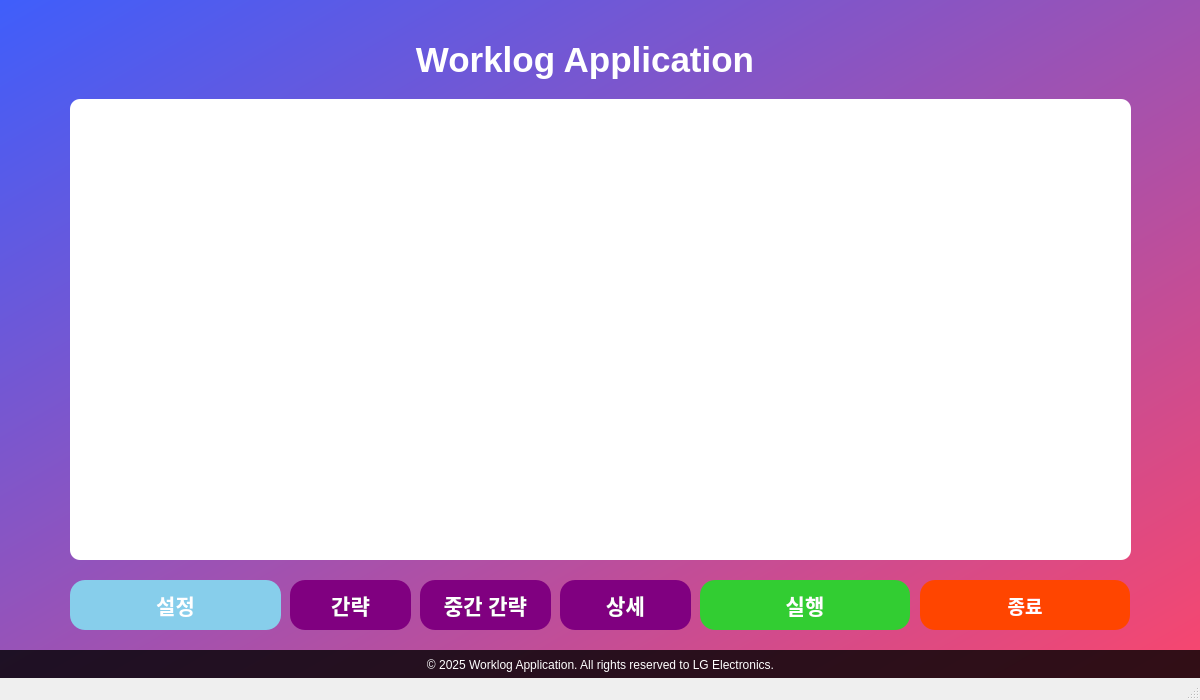
Before: the Qt Designer form worklog.ui in nakkasoft/das-worklog, drawn with Qt 5.
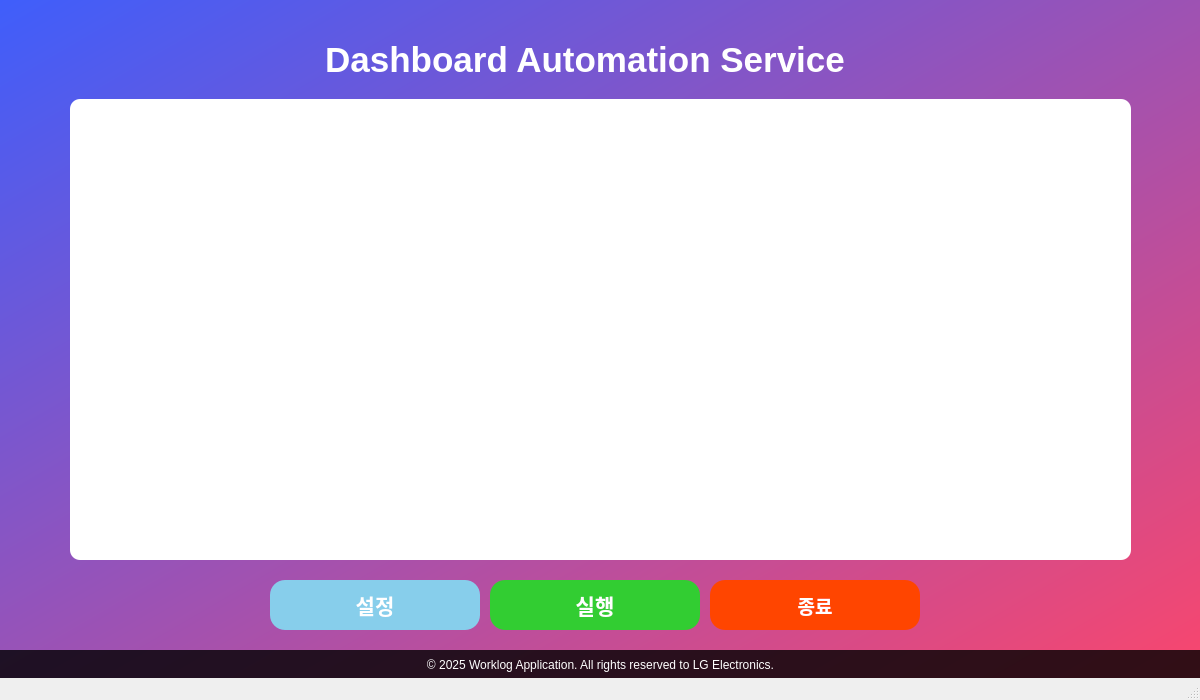
After: the same form once the commit is applied. Icons and pictures are not drawn.

What changed in the file:
```diff
--- a/worklog.ui
+++ b/worklog.ui
@@ -81,7 +81,7 @@
      <string notr="true">color: white;</string>
     </property>
     <property name="text">
-     <string>Worklog Application</string>
+     <string>Dashboard Automation Service</string>
     </property>
     <property name="alignment">
      <set>Qt::AlignCenter</set>
@@ -162,7 +162,7 @@
    <widget class="QPushButton" name="pushButton">
     <property name="geometry">
      <rect>
-      <x>700</x>
+      <x>490</x>
       <y>580</y>
       <width>210</width>
       <height>50</height>
@@ -200,7 +200,7 @@
    <widget class="QPushButton" name="closeButton">
     <property name="geometry">
      <rect>
-      <x>920</x>
+      <x>710</x>
       <y>580</y>
       <width>210</width>
       <height>50</height>
@@ -238,9 +238,9 @@
    <widget class="QPushButton" name="pushButton_3">
     <property name="geometry">
      <rect>
-      <x>70</x>
+      <x>270</x>
       <y>580</y>
-      <width>211</width>
+      <width>210</width>
       <height>50</height>
      </rect>
     </property>
@@ -298,120 +298,6 @@
      <set>Qt::AlignCenter</set>
     </property>
    </widget>
-   <widget class="QPushButton" name="pushButton_4">
-    <property name="geometry">
-     <rect>
-      <x>290</x>
-      <y>580</y>
-      <width>121</width>
-      <height>50</height>
-     </rect>
-    </property>
-    <property name="font">
-     <font>
-      <family>Arial</family>
-      <pointsize>16</pointsize>
-      <weight>75</weight>
-      <bold>true</bold>
-     </font>
-    </property>
-    <property name="styleSheet">
-     <string notr="true">
-       QPushButton {
-        border: none;
-        background-color: #800080; /* Purple background */
-        border-radius: 15px;
-        color: white;
-        font-weight: bold;
-       }
-       QPushButton:hover {
-         background-color: #9932CC; /* Darker purple on hover */
-       }
-       QPushButton:pressed {
-         background-color: #4B0082; /* Even darker purple on press */
-       }
-     </string>
-    </property>
-    <property name="text">
-     <string>간략</string>
-    </property>
-   </widget>
-   <widget class="QPushButton" name="pushButton_5">
-    <property name="geometry">
-     <rect>
-      <x>420</x>
-      <y>580</y>
-      <width>131</width>
-      <height>50</height>
-     </rect>
-    </property>
-    <property name="font">
-     <font>
-      <family>Arial</family>
-      <pointsize>16</pointsize>
-      <weight>75</weight>
-      <bold>true</bold>
-     </font>
-    </property>
-    <property name="styleSheet">
-     <string notr="true">
-       QPushButton {
-        border: none;
-        background-color: #800080; /* Purple background */
-        border-radius: 15px;
-        color: white;
-        font-weight: bold;
-       }
-       QPushButton:hover {
-         background-color: #9932CC; /* Darker purple on hover */
-       }
-       QPushButton:pressed {
-         background-color: #4B0082; /* Even darker purple on press */
-       }
-     </string>
-    </property>
-    <property name="text">
-     <string>중간 간략</string>
-    </property>
-   </widget>
-   <widget class="QPushButton" name="pushButton_6">
-    <property name="geometry">
-     <rect>
-      <x>560</x>
-      <y>580</y>
-      <width>131</width>
-      <height>50</height>
-     </rect>
-    </property>
-    <property name="font">
-     <font>
-      <family>Arial</family>
-      <pointsize>16</pointsize>
-      <weight>75</weight>
-      <bold>true</bold>
-     </font>
-    </property>
-    <property name="styleSheet">
-     <string notr="true">
-       QPushButton {
-        border: none;
-        background-color: #800080; /* Purple background */
-        border-radius: 15px;
-        color: white;
-        font-weight: bold;
-       }
-       QPushButton:hover {
-         background-color: #9932CC; /* Darker purple on hover */
-       }
-       QPushButton:pressed {
-         background-color: #4B0082; /* Even darker purple on press */
-       }
-     </string>
-    </property>
-    <property name="text">
-     <string>상세</string>
-    </property>
-   </widget>
   </widget>
   <widget class="QMenuBar" name="menubar">
    <property name="geometry">
```
Left out of the diff: 2 changed lines with no effect on the pictures.
